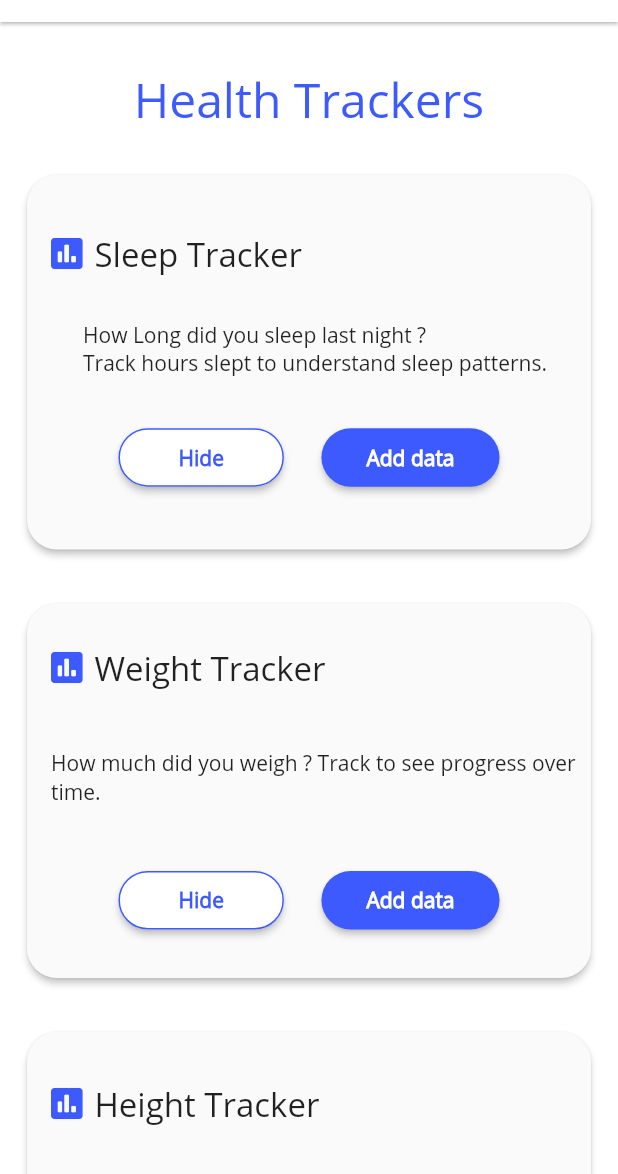
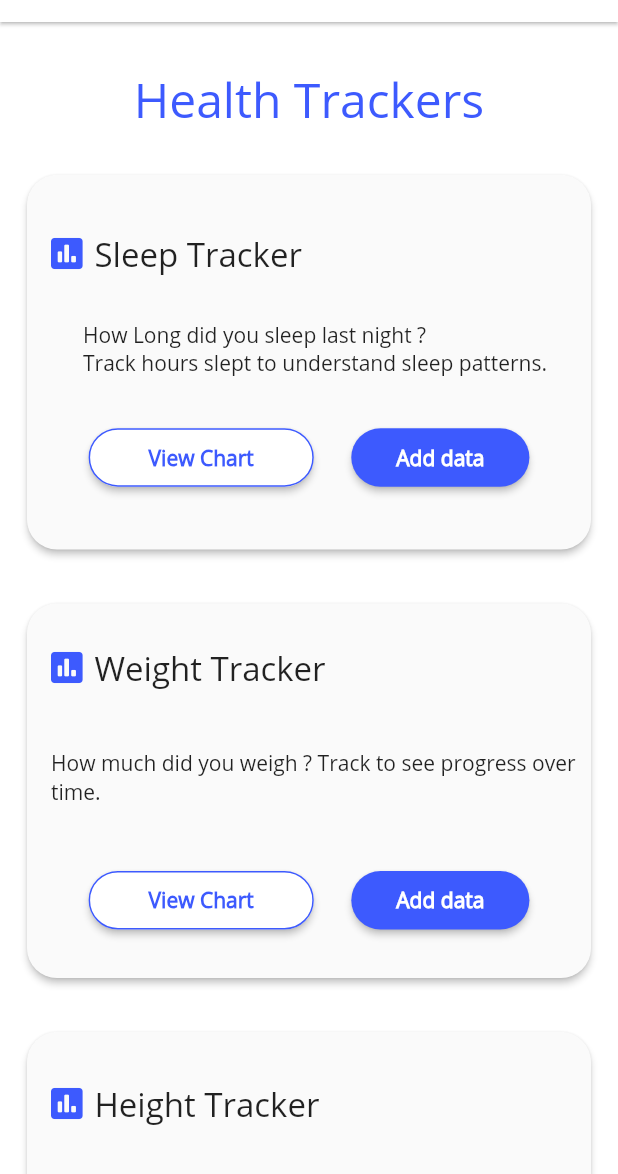
Before and after one commit to adarshbalu/elderly_app, a Flutter app: the TrackerHome screen opened directly, on a phone screen of 412 x 824 dp, the part 62-1236 px from its top. Run offline on Flutter 3.47's test engine with Material 2 defaults, Android fonts, the phone set to English and light mode, and no system bars; our stand-ins replace auto_size_text, cloud_firestore, firebase_auth, firebase_storage, flutter_spinkit, font_awesome_flutter and 8 more; missing offline and left inert: firebase_ml_vision, flutter_android, flutter_downloader, flutter_material_pickers, flutter_sms, mlkit and 1 more; accounts and stored records are empty; network calls fail.

Commit message:
Started Sleep tracker

```diff
--- a/lib/screens/trackers/tracker_home.dart
+++ b/lib/screens/trackers/tracker_home.dart
@@ -1,3 +1,5 @@
+import 'package:elderly_app/screens/trackers/sleep/add_sleep_screen.dart';
+import 'package:elderly_app/screens/trackers/sleep/sleep_tracker_screen.dart';
 import 'package:elderly_app/widgets/app_default.dart';
 import 'package:flutter/material.dart';
 import 'package:font_awesome_flutter/font_awesome_flutter.dart';
@@ -8,6 +10,38 @@ class TrackerHome extends StatefulWidget {
 }
 
 class _TrackerHomeState extends State<TrackerHome> {
+  Map<String, bool> hideMap, trackMap;
+  initializeDisplayMap() {
+    hideMap = Map<String, bool>();
+    trackMap = Map<String, bool>();
+    hideMap = {
+      'sleep': true,
+      'height': true,
+      'weight': true,
+      'sugar': true,
+      'pressure': true
+    };
+    trackMap = {
+      'sleep': false,
+      'height': true,
+      'weight': true,
+      'sugar': true,
+      'pressure': true
+    };
+  }
+
+  onHide(String type) {
+    setState(() {
+      hideMap[type] = false;
+    });
+  }
+
+  @override
+  void initState() {
+    initializeDisplayMap();
+    super.initState();
+  }
+
   @override
   Widget build(BuildContext context) {
     return Scaffold(
@@ -34,35 +68,58 @@ class _TrackerHomeState extends State<TrackerHome> {
             title: 'Sleep Tracker',
             subTitle:
                 'How Long did you sleep last night ?\nTrack hours slept to understand sleep patterns.',
-            onAdd: () {},
-            onHide: () {},
+            onAdd: () {
+              Navigator.push(context, MaterialPageRoute(builder: (_) {
+                return AddSleepScreen();
+              }));
+            },
+            onHide: () => onHide('sleep'),
+            onView: () {
+              Navigator.push(context, MaterialPageRoute(builder: (_) {
+                return SleepTrackerScreen();
+              }));
+            },
+            isHidden: hideMap['sleep'],
+            isTracking: true,
           ),
           TrackerCard(
             title: 'Weight Tracker',
             subTitle:
                 '\nHow much did you weigh ? Track to see progress over time.\n',
             onAdd: () {},
-            onHide: () {},
+            onHide: () => onHide('weight'),
+            onView: () {},
+            isHidden: hideMap['weight'],
+            isTracking: trackMap['weight'],
           ),
           TrackerCard(
             title: 'Height Tracker',
             subTitle: '\nHow tall are you ? Track to see progress over time.\n',
             onAdd: () {},
-            onHide: () {},
+            onHide: () => onHide('height'),
+            onView: () {},
+            isHidden: hideMap['height'],
+            isTracking: trackMap['height'],
           ),
           TrackerCard(
             title: 'Blood Glucose',
             subTitle:
                 '\nWhat\'s your blood sugar level ? Track to chart progress.\n',
             onAdd: () {},
-            onHide: () {},
+            onHide: () => onHide('sugar'),
+            onView: () {},
+            isHidden: hideMap['sugar'],
+            isTracking: trackMap['sugar'],
           ),
           TrackerCard(
             title: 'Blood Pressure',
             subTitle:
                 '\nWhat\'s your blood pressure reading ?Track to see progress over time.\n',
             onAdd: () {},
-            onHide: () {},
+            onHide: () => onHide('pressure'),
+            onView: () {},
+            isHidden: hideMap['pressure'],
+            isTracking: trackMap['pressure'],
           ),
         ],
       ),
@@ -72,10 +129,19 @@ class _TrackerHomeState extends State<TrackerHome> {
 
 class TrackerCard extends StatelessWidget {
   final String title, subTitle;
-  final onHide, onAdd;
-  TrackerCard({this.title, this.onAdd, this.onHide, this.subTitle});
+  final onHide, onAdd, onView;
+  final bool isTracking, isHidden;
+  TrackerCard(
+      {this.title,
+      this.isHidden,
+      this.onAdd,
+      this.onHide,
+      this.subTitle,
+      this.onView,
+      this.isTracking});
   @override
   Widget build(BuildContext context) {
+    if (isHidden) {
       return Card(
         elevation: 2,
         color: Colors.grey.shade50,
@@ -105,8 +171,8 @@ class TrackerCard extends StatelessWidget {
                       ),
                       Text(
                         title,
-                      style:
-                          TextStyle(fontWeight: FontWeight.w100, fontSize: 22),
+                        style: TextStyle(
+                            fontWeight: FontWeight.w100, fontSize: 22),
                       ),
                     ],
                   ),
@@ -123,7 +189,25 @@ class TrackerCard extends StatelessWidget {
                 mainAxisSize: MainAxisSize.min,
                 mainAxisAlignment: MainAxisAlignment.center,
                 children: <Widget>[
-                RaisedButton(
+                  isTracking
+                      ? RaisedButton(
+                          onPressed: onView,
+                          elevation: 2,
+                          textColor: Color(0xff3d5afe),
+                          child: Text(
+                            'View Chart',
+                            style: TextStyle(fontWeight: FontWeight.bold),
+                          ),
+                          color: Colors.white,
+                          shape: RoundedRectangleBorder(
+                              borderRadius: BorderRadius.circular(20),
+                              side: BorderSide(
+                                color: Color(0xff3d5afe),
+                              )),
+                          padding: EdgeInsets.symmetric(
+                              horizontal: 40, vertical: 10),
+                        )
+                      : RaisedButton(
                           onPressed: onHide,
                           elevation: 2,
                           textColor: Color(0xff3d5afe),
@@ -137,7 +221,8 @@ class TrackerCard extends StatelessWidget {
                               side: BorderSide(
                                 color: Color(0xff3d5afe),
                               )),
-                  padding: EdgeInsets.symmetric(horizontal: 40, vertical: 10),
+                          padding: EdgeInsets.symmetric(
+                              horizontal: 40, vertical: 10),
                         ),
                   SizedBox(
                     width: 25,
@@ -146,7 +231,8 @@ class TrackerCard extends StatelessWidget {
                       color: Color(0xff3d5afe),
                       elevation: 2,
                       textColor: Colors.white,
-                    padding: EdgeInsets.symmetric(horizontal: 30, vertical: 10),
+                      padding:
+                          EdgeInsets.symmetric(horizontal: 30, vertical: 10),
                       shape: RoundedRectangleBorder(
                           borderRadius: BorderRadius.circular(20)),
                       child: Text(
@@ -160,5 +246,8 @@ class TrackerCard extends StatelessWidget {
           ),
         ),
       );
+    } else {
+      return SizedBox();
     }
   }
+}
```
Also changed, not shown: lib/models/tracker.dart (+33 -3 lines), lib/screens/trackers/sleep/add_sleep_screen.dart (added, +33 -0 lines), lib/screens/trackers/sleep/sleep_tracker_screen.dart (added, +33 -0 lines). Lines whose indentation alone changed are shown as unchanged.
